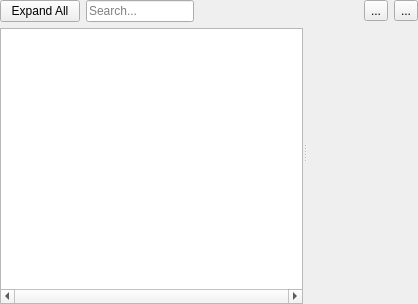
Qt form src/ves/conductor/qt/TreeTab.ui (multitudinous/ve-suite) before a commit.
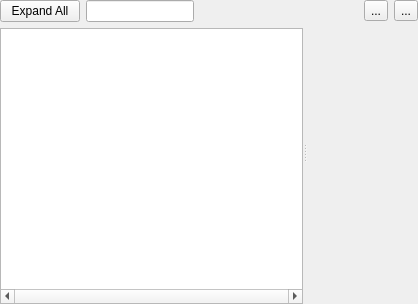
The same form after that commit. Icons and pictures are not drawn. Custom widgets are drawn as their Qt base class.

Commit message: Removes "Search..." placeholder text from search box in Layers tab (TreeTab). This minor feature was forcing upgrade to Qt 4.7, so backing it out for now.

What changed in the file:
```diff
--- a/src/ves/conductor/qt/TreeTab.ui
+++ b/src/ves/conductor/qt/TreeTab.ui
@@ -39,7 +39,7 @@
          <item>
           <widget class="QLineEdit" name="m_searchBox">
            <property name="placeholderText">
-            <string>Search...</string>
+            <string/>
            </property>
           </widget>
          </item>
```
